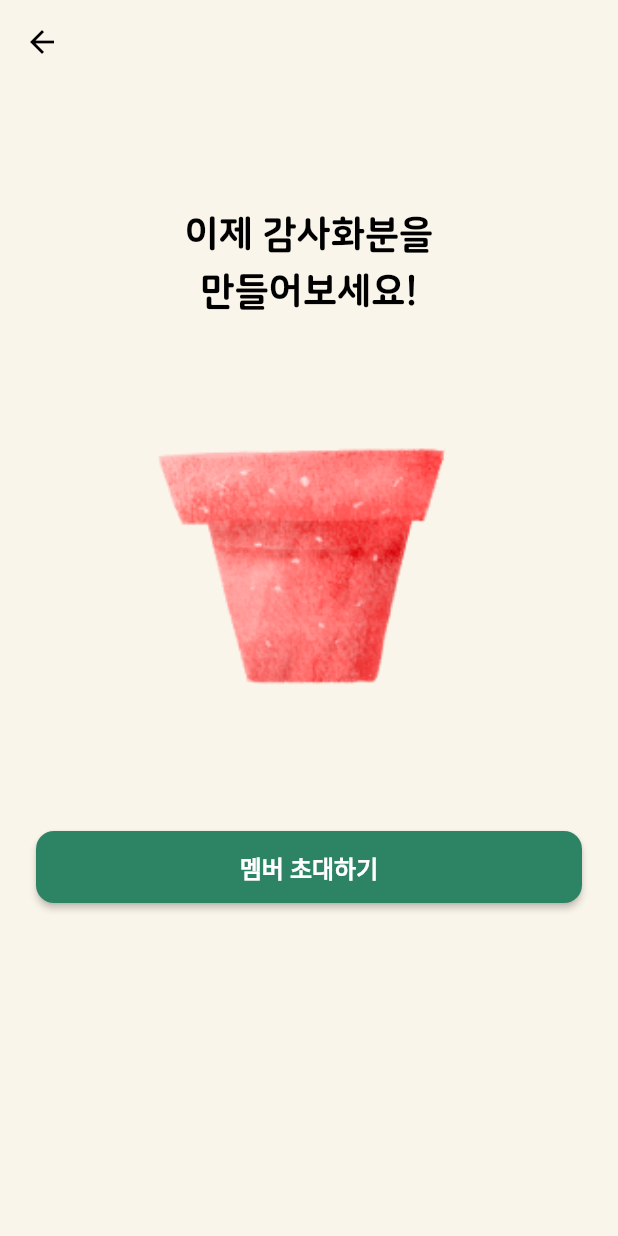
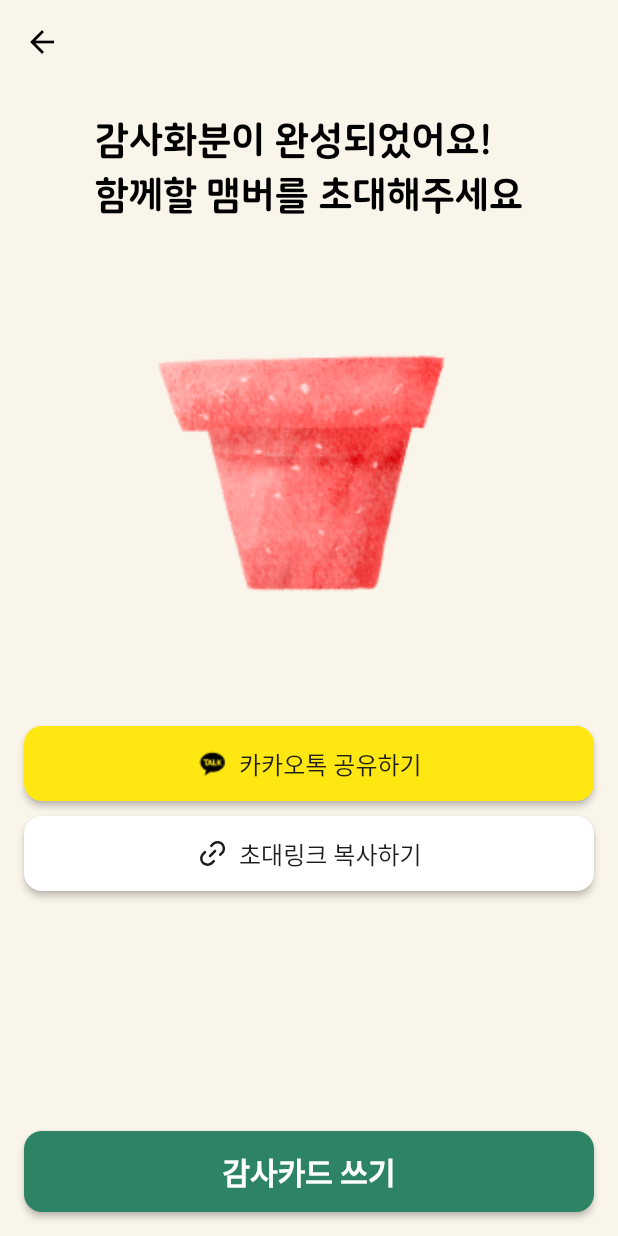
Before and after one commit to okskmk2/fill-my-heart, a Flutter app: the InputCreate screen opened directly, on a phone screen of 412 x 824 dp. Run offline on Flutter 3.47's test engine with Material 2 defaults, Android fonts, the phone set to English and light mode, and no system bars; our stand-ins replace cloud_firestore, firebase_auth, firebase_core, firebase_storage, flutter_svg, flutter_swiper and 1 more; accounts and stored records are empty.

Commit message:
화분만들기 화면 업데이트

```diff
--- a/lib/common/styles.dart
+++ b/lib/common/styles.dart
@@ -32,6 +32,7 @@ class CustomStyles {
         color: Color(0xff000000),
         fontSize: 25,
         fontWeight: FontWeight.w900,
+        height: 1.5
       ),
       headline2: TextStyle(
         color: Color(0xff000000),
@@ -61,12 +62,12 @@ class CustomStyles {
         textStyle: MaterialStateProperty.resolveWith((states) {
           if (states.contains(MaterialState.disabled)) {
             return TextStyle(
-              fontWeight: FontWeight.bold,
-              fontSize: 16,
+              fontWeight: FontWeight.w900,
+              fontSize: 20,
               color: Colors.white,
             );
           } else {
-            return TextStyle(fontWeight: FontWeight.bold, fontSize: 16);
+            return TextStyle(fontWeight: FontWeight.w900, fontSize: 20);
           }
         }),
         backgroundColor:
--- a/lib/pages/vase_form/input_create.dart
+++ /dev/null
@@ -1,85 +0,0 @@
-import 'package:flutter/material.dart';
-import 'package:thank_tree/pages/vase_form/input_invite.dart';
-
-class InputCreate extends StatefulWidget {
-  const InputCreate({Key? key}) : super(key: key);
-
-  @override
-  InputCreateState createState() => InputCreateState();
-}
-
-// Define a corresponding State class.
-// This class holds the data related to the Form.
-class InputCreateState extends State<InputCreate> {
-  // Create a text controller and use it to retrieve the current value
-  // of the TextField.
-  final myController = TextEditingController();
-
-  @override
-  void dispose() {
-    // Clean up the controller when the widget is disposed.
-    myController.dispose();
-    super.dispose();
-  }
-
-  @override
-  Widget build(BuildContext context) {
-    return Scaffold(
-      appBar: AppBar(),
-      body: Padding(
-        padding: const EdgeInsets.all(16.0),
-        child: Column(
-          crossAxisAlignment: CrossAxisAlignment.center,
-          children: [
-            SizedBox(
-              height: 70,
-            ),
-            Text(
-              "이제 감사화분을",
-              style: Theme.of(context).textTheme.headline1,
-            ),
-            SizedBox(
-              height: 10,
-            ),
-            Text(
-              "만들어보세요!",
-              style: Theme.of(context).textTheme.headline1,
-            ),
-            SizedBox(
-              height: 36,
-            ),
-            Padding(
-              padding: const EdgeInsets.all(16.0),
-              child: Center(
-                child: Image.asset(
-                  'assets/base.png',
-                  width: double.infinity,
-                  height: 220,
-                  fit: BoxFit.fitHeight,
-                ),
-              ),
-            ),
-            SizedBox(
-              height: 50,
-            ),
-            Padding(
-              padding: const EdgeInsets.all(8.0),
-              child: Container(
-                width: double.infinity,
-                margin: EdgeInsets.only(left: 0, right: 0),
-                child: ElevatedButton(
-                    onPressed: () {
-                      Navigator.push(
-                        context,
-                        MaterialPageRoute(builder: (context) => InputInvite()),
-                      );
-                    },
-                    child: Text("멤버 초대하기")),
-              ),
-            )
-          ],
-        ),
-      ),
-    );
-  }
-}
--- /dev/null
+++ b/lib/pages/vase_form/vase_form_final.dart
@@ -0,0 +1,111 @@
+import 'package:flutter/material.dart';
+import 'package:flutter_svg/flutter_svg.dart';
+import 'package:thank_tree/common/styles.dart';
+import 'package:thank_tree/pages/vase_form/input_invite.dart';
+
+class InputCreate extends StatefulWidget {
+  const InputCreate({Key? key}) : super(key: key);
+
+  @override
+  InputCreateState createState() => InputCreateState();
+}
+
+// Define a corresponding State class.
+// This class holds the data related to the Form.
+class InputCreateState extends State<InputCreate> {
+  // Create a text controller and use it to retrieve the current value
+  // of the TextField.
+  final myController = TextEditingController();
+
+  @override
+  void dispose() {
+    // Clean up the controller when the widget is disposed.
+    myController.dispose();
+    super.dispose();
+  }
+
+  @override
+  Widget build(BuildContext context) {
+    return Scaffold(
+      appBar: AppBar(),
+      body: Padding(
+        padding: const EdgeInsets.all(16.0),
+        child: Column(
+          crossAxisAlignment: CrossAxisAlignment.center,
+          mainAxisAlignment: MainAxisAlignment.spaceBetween,
+          children: [
+            Column(
+              children: [
+                Text(
+                  "감사화분이 완성되었어요!\n함께할 맴버를 초대해주세요",
+                  style: Theme.of(context).textTheme.headline1,
+                ),
+                SizedBox(
+                  height: 36,
+                ),
+                Padding(
+                  padding: const EdgeInsets.all(16.0),
+                  child: Center(
+                    child: Image.asset(
+                      'assets/base.png',
+                      width: double.infinity,
+                      height: 220,
+                      fit: BoxFit.fitHeight,
+                    ),
+                  ),
+                ),
+                SizedBox(
+                  height: 50,
+                ),
+                ElevatedButton.icon(
+                  onPressed: () {},
+                  icon: Image.asset('assets/icons/logo_kakaotalk.png'),
+                  label: Text('카카오톡 공유하기'),
+                  style: ButtonStyle(
+                      minimumSize:
+                          MaterialStateProperty.all(Size(double.infinity, 50.0)),
+                      foregroundColor:
+                          MaterialStateProperty.all(CustomStyles.textColor),
+                      backgroundColor: MaterialStateProperty.all(Color(0xffFFE812)),
+                      textStyle: MaterialStateProperty.all(TextStyle(
+                        fontSize: 16,
+                        fontWeight: FontWeight.w500,
+                      ))),
+                ),
+                SizedBox(
+                  height: 10,
+                ),
+                ElevatedButton.icon(
+                  onPressed: () {},
+                  icon: SvgPicture.asset('assets/icons/링크아이콘.svg'),
+                  label: Text('초대링크 복사하기'),
+                  style: ButtonStyle(
+                      minimumSize:
+                          MaterialStateProperty.all(Size(double.infinity, 50.0)),
+                      foregroundColor:
+                          MaterialStateProperty.all(CustomStyles.textColor),
+                      backgroundColor: MaterialStateProperty.all(Colors.white),
+                      textStyle: MaterialStateProperty.all(TextStyle(
+                        fontSize: 16,
+                        fontWeight: FontWeight.w500,
+                      ))),
+                ),
+              ],
+            ),
+            Container(
+              width: double.infinity,
+              child: ElevatedButton(
+                  onPressed: () {
+                    Navigator.push(
+                      context,
+                      MaterialPageRoute(builder: (context) => InputInvite()),
+                    );
+                  },
+                  child: Text("감사카드 쓰기")),
+            )
+          ],
+        ),
+      ),
+    );
+  }
+}
--- a/lib/pages/vase_form/vase_title_form.dart
+++ b/lib/pages/vase_form/vase_title_form.dart
@@ -35,7 +35,7 @@ class InputRPnameState extends State<InputRPname> {
           crossAxisAlignment: CrossAxisAlignment.start,
           children: [
             Text(
-              "롤링페이퍼 제목을\n지어주세요",
+              "감사화분 제목을\n지어주세요",
               style: Theme.of(context).textTheme.headline2,
             ),
             SizedBox(
--- a/lib/services/vase_service.dart
+++ b/lib/services/vase_service.dart
@@ -8,7 +8,6 @@ class Vase {
   late String? authorId;
   late String receiveUID;
   late String dueDateTime;
-  late int maxMemberCount;
   late String publicLinkUrl;
   late String status;
 }
@@ -33,16 +32,11 @@ class VaseService extends ChangeNotifier {
     vase.dueDateTime = dueDateTime;
   }
 
-  void setMaxMemberCount(int maxMemberCount) {
-    vase.maxMemberCount = maxMemberCount;
-  }
-
   void addVase() {
     FirebaseFirestore.instance.collection('vase').add({
       'title': vase.title,
       'receiveUID': vase.receiveUID,
       'dueDateTime': vase.dueDateTime,
-      'maxMemberCount': vase.maxMemberCount,
       'authorId': FirebaseAuth.instance.currentUser?.email,
       'status': 'before-send'
     }).then((res) {
```
Also changed, not shown: lib/pages/post_office_page.dart (+5 -3 lines), lib/pages/vase_form/input_people.dart (deleted, +0 -183 lines), lib/pages/vase_form/input_time.dart (+5 -5 lines), assets/icons/logo_kakaotalk.png (added), assets/icons/링크아이콘.svg (added).
